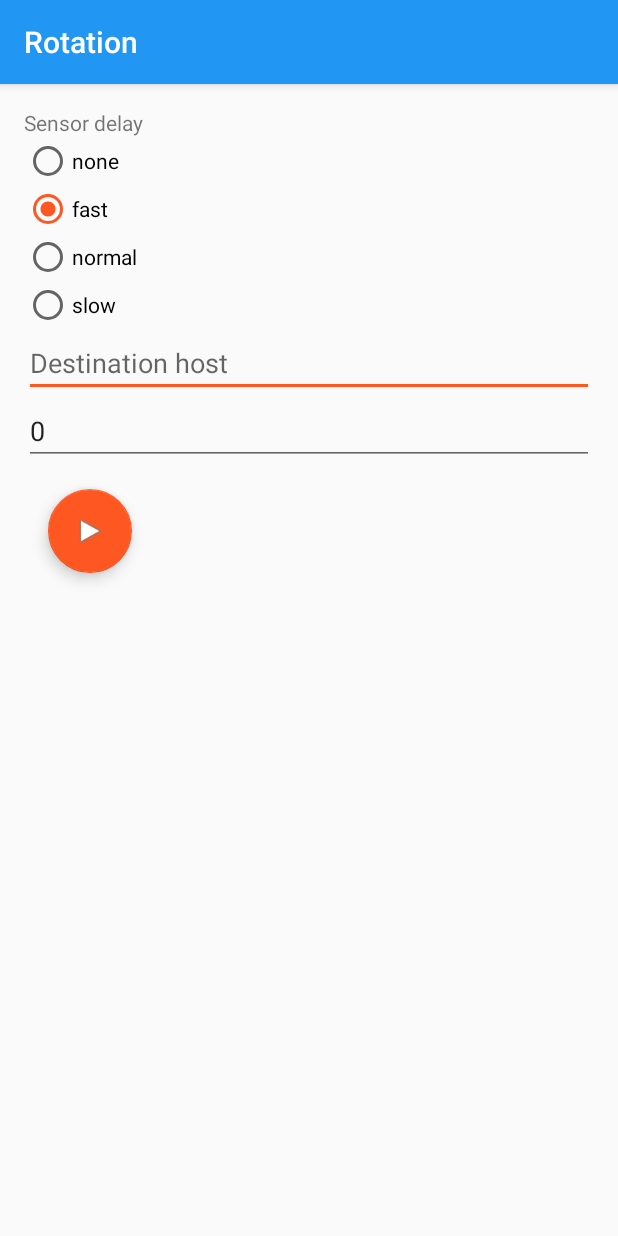
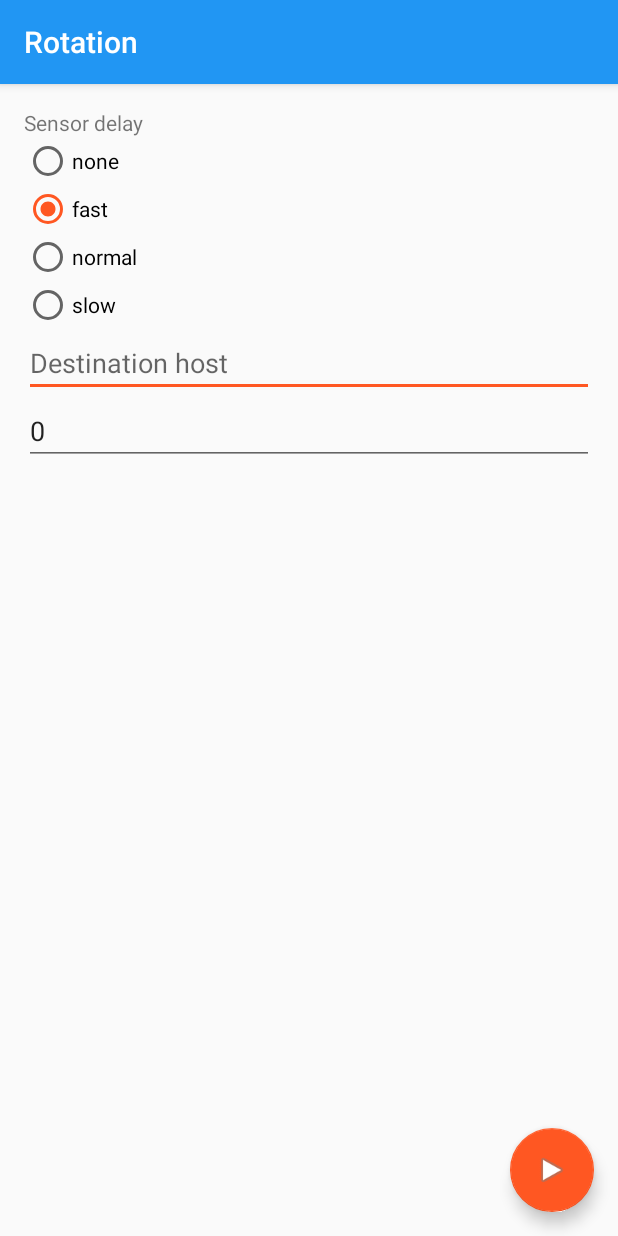
Before and after one commit to fengye/smartpad-android, an Android app: the screen it shows after launch (MainActivity), on a phone screen of 412 x 824 dp. Run offline under Robolectric (Android 15) with nearby library versions, the phone set to English and light mode, and no system bars.

Commit message:
Refactor UI

```diff
--- a/app/src/main/java/net/mzimmer/android/apps/rotation/MainActivity.java
+++ b/app/src/main/java/net/mzimmer/android/apps/rotation/MainActivity.java
@@ -11,6 +11,7 @@ import android.hardware.SensorManager;
 import android.os.Bundle;
 import android.os.Handler;
 import android.os.HandlerThread;
+import android.support.design.widget.FloatingActionButton;
 import android.support.design.widget.Snackbar;
 import android.support.v4.content.LocalBroadcastManager;
 import android.support.v7.app.AppCompatActivity;
@@ -111,6 +112,8 @@ public class MainActivity extends AppCompatActivity implements View.OnClickListe
 	private ViewGroup setup;
 	private ViewGroup waiting;
 	private ViewGroup running;
+	private FloatingActionButton start;
+	private FloatingActionButton stop;
 	private EditText destinationHost;
 	private EditText destinationPort;
 	private TextView info;
@@ -127,9 +130,9 @@ public class MainActivity extends AppCompatActivity implements View.OnClickListe
 		setup = (ViewGroup) findViewById(R.id.setup);
 		waiting = (ViewGroup) findViewById(R.id.waiting);
 		running = (ViewGroup) findViewById(R.id.running);
-		android.support.design.widget.FloatingActionButton start = (android.support.design.widget.FloatingActionButton) findViewById(net.mzimmer.android.apps.rotation.R.id.start);
-		android.support.design.widget.FloatingActionButton stop = (android.support.design.widget.FloatingActionButton) findViewById(net.mzimmer.android.apps.rotation.R.id.stop);
-		android.widget.RadioGroup sensorDelay = (android.widget.RadioGroup) findViewById(net.mzimmer.android.apps.rotation.R.id.sensor_delay);
+		start = (FloatingActionButton) findViewById(R.id.start);
+		stop = (FloatingActionButton) findViewById(R.id.stop);
+		RadioGroup sensorDelay = (RadioGroup) findViewById(R.id.sensor_delay);
 		destinationHost = (EditText) findViewById(R.id.destination_host);
 		destinationPort = (EditText) findViewById(R.id.destination_port);
 		info = (TextView) findViewById(R.id.info);
@@ -146,6 +149,7 @@ public class MainActivity extends AppCompatActivity implements View.OnClickListe
 	@Override
 	protected void onDestroy() {
 		super.onDestroy();
+
 		unregisterSensorListener();
 		unregisterNetworkServiceBroadcastReceiver();
 	}
@@ -248,21 +252,33 @@ public class MainActivity extends AppCompatActivity implements View.OnClickListe
 						getSensorDelayRadioButtonFromValue(preferences.getSensorDelay()).setChecked(true);
 						destinationHost.setText(preferences.getDestinationHost());
 						destinationPort.setText(String.valueOf(preferences.getDestinationPort()));
+
 						setup.setVisibility(View.VISIBLE);
 						waiting.setVisibility(View.GONE);
 						running.setVisibility(View.GONE);
+						start.setVisibility(View.VISIBLE);
+						stop.setVisibility(View.GONE);
+
 						unregisterSensorListener();
+
 						break;
 					}
 					case WAITING: {
 						waiting.setVisibility(View.VISIBLE);
+
 						break;
 					}
 					case RUNNING: {
+						updateUIInfo("");
+
 						setup.setVisibility(View.GONE);
 						waiting.setVisibility(View.GONE);
+						running.setVisibility(View.VISIBLE);
+						start.setVisibility(View.GONE);
+						stop.setVisibility(View.VISIBLE);
+
 						registerSensorListener();
-						running.setVisibility(View.VISIBLE);
+
 						break;
 					}
 					default:
--- a/app/src/main/res/layout/activity_main.xml
+++ b/app/src/main/res/layout/activity_main.xml
@@ -12,8 +12,7 @@
 		android:layout_height="wrap_content"
 		android:theme="@style/AppTheme.AppBarOverlay">
 
-		<android.support.v7.widget.Toolbar
-			android:id="@+id/toolbar"
+		<android.support.v7.widget.Toolbar android:id="@+id/toolbar"
 		                                   android:layout_width="match_parent"
 		                                   android:layout_height="?attr/actionBarSize"
 		                                   android:background="?attr/colorPrimary"
@@ -21,18 +20,20 @@
 	</android.support.design.widget.AppBarLayout>
 
 	<RelativeLayout
-		android:id="@+id/container"
 		android:layout_width="match_parent"
 		android:layout_height="match_parent"
+		app:layout_behavior="@string/appbar_scrolling_view_behavior">
+
+		<LinearLayout android:id="@+id/container"
+		              android:layout_width="match_parent"
+		              android:layout_height="match_parent"
+		              android:orientation="vertical"
 		              android:paddingBottom="@dimen/activity_vertical_margin"
 		              android:paddingLeft="@dimen/activity_horizontal_margin"
 		              android:paddingRight="@dimen/activity_horizontal_margin"
-		android:paddingTop="@dimen/activity_vertical_margin"
-		app:layout_behavior="@string/appbar_scrolling_view_behavior"
-		tools:context=".SetupActivity">
+		              android:paddingTop="@dimen/activity_vertical_margin">
 
-		<LinearLayout
-			android:id="@+id/setup"
+			<LinearLayout android:id="@+id/setup"
 			              android:layout_width="match_parent"
 			              android:layout_height="match_parent"
 			              android:orientation="vertical">
@@ -42,92 +43,78 @@
 					android:layout_height="wrap_content"
 					android:text="@string/sensor_delay" />
 
-			<RadioGroup
-				android:id="@+id/sensor_delay"
+				<RadioGroup android:id="@+id/sensor_delay"
 				            android:layout_width="match_parent"
 				            android:layout_height="wrap_content"
 				            android:orientation="vertical">
 
-				<RadioButton
-					android:id="@+id/sensor_delay_fastest"
+					<RadioButton android:id="@+id/sensor_delay_fastest"
 					             android:layout_width="wrap_content"
 					             android:layout_height="wrap_content"
 					             android:text="@string/sensor_delay_fastest" />
 
-				<RadioButton
-					android:id="@+id/sensor_delay_game"
+					<RadioButton android:id="@+id/sensor_delay_game"
 					             android:layout_width="wrap_content"
 					             android:layout_height="wrap_content"
 					             android:text="@string/sensor_delay_game" />
 
-				<RadioButton
-					android:id="@+id/sensor_delay_normal"
+					<RadioButton android:id="@+id/sensor_delay_normal"
 					             android:layout_width="wrap_content"
 					             android:layout_height="wrap_content"
 					             android:text="@string/sensor_delay_normal" />
 
-				<RadioButton
-					android:id="@+id/sensor_delay_ui"
+					<RadioButton android:id="@+id/sensor_delay_ui"
 					             android:layout_width="wrap_content"
 					             android:layout_height="wrap_content"
 					             android:text="@string/sensor_delay_ui" />
 				</RadioGroup>
 
-			<EditText
-				android:id="@+id/destination_host"
+				<EditText android:id="@+id/destination_host"
 				          android:layout_width="match_parent"
 				          android:layout_height="wrap_content"
 				          android:hint="@string/destination_host"
 				          android:inputType="textUri" />
 
-			<EditText
-				android:id="@+id/destination_port"
+				<EditText android:id="@+id/destination_port"
 				          android:layout_width="match_parent"
 				          android:layout_height="wrap_content"
 				          android:hint="@string/destination_port"
 				          android:inputType="number" />
-
-			<android.support.design.widget.FloatingActionButton
-				android:id="@+id/start"
-				android:layout_width="wrap_content"
-				android:layout_height="wrap_content"
-				android:layout_gravity="bottom|start"
-				android:layout_margin="@dimen/fab_margin"
-				android:src="@android:drawable/ic_media_play" />
 			</LinearLayout>
 
-		<LinearLayout
-			android:id="@+id/running"
+			<LinearLayout android:id="@+id/running"
 			              android:layout_width="match_parent"
 			              android:layout_height="match_parent"
 			              android:orientation="vertical">
 
-			<TextView
-				android:id="@+id/info"
+				<TextView android:id="@+id/info"
 				          android:layout_width="match_parent"
 				          android:layout_height="wrap_content" />
+			</LinearLayout>
+		</LinearLayout>
 
-			<android.support.design.widget.FloatingActionButton
-				android:id="@+id/stop"
+		<RelativeLayout android:id="@+id/waiting"
+		                android:layout_width="match_parent"
+		                android:layout_height="match_parent">
+
+			<ProgressBar
+				android:layout_width="wrap_content"
+				android:layout_height="wrap_content"
+				android:layout_centerInParent="true" />
+		</RelativeLayout>
+	</RelativeLayout>
+
+	<android.support.design.widget.FloatingActionButton android:id="@+id/start"
+	                                                    android:layout_width="wrap_content"
+	                                                    android:layout_height="wrap_content"
+	                                                    android:layout_gravity="bottom|end"
+	                                                    android:layout_margin="@dimen/fab_margin"
+	                                                    android:src="@android:drawable/ic_media_play" />
+
+	<android.support.design.widget.FloatingActionButton android:id="@+id/stop"
 	                                                    android:layout_width="wrap_content"
 	                                                    android:layout_height="wrap_content"
 	                                                    android:layout_gravity="bottom|end"
 	                                                    android:layout_margin="@dimen/fab_margin"
 	                                                    android:src="@android:drawable/ic_menu_close_clear_cancel" />
-		</LinearLayout>
-
-		<RelativeLayout
-			android:id="@+id/waiting"
-			android:layout_width="match_parent"
-			android:layout_height="match_parent">
-
-			<ProgressBar
-				style="@android:style/Widget.ProgressBar"
-				android:layout_width="wrap_content"
-				android:layout_height="wrap_content"
-				android:layout_centerInParent="true"
-				android:indeterminate="true"
-				android:indeterminateOnly="true" />
-		</RelativeLayout>
-	</RelativeLayout>
 </android.support.design.widget.CoordinatorLayout>
```
Also changed, not shown: 1 other file. Lines whose indentation alone changed are shown as unchanged.
